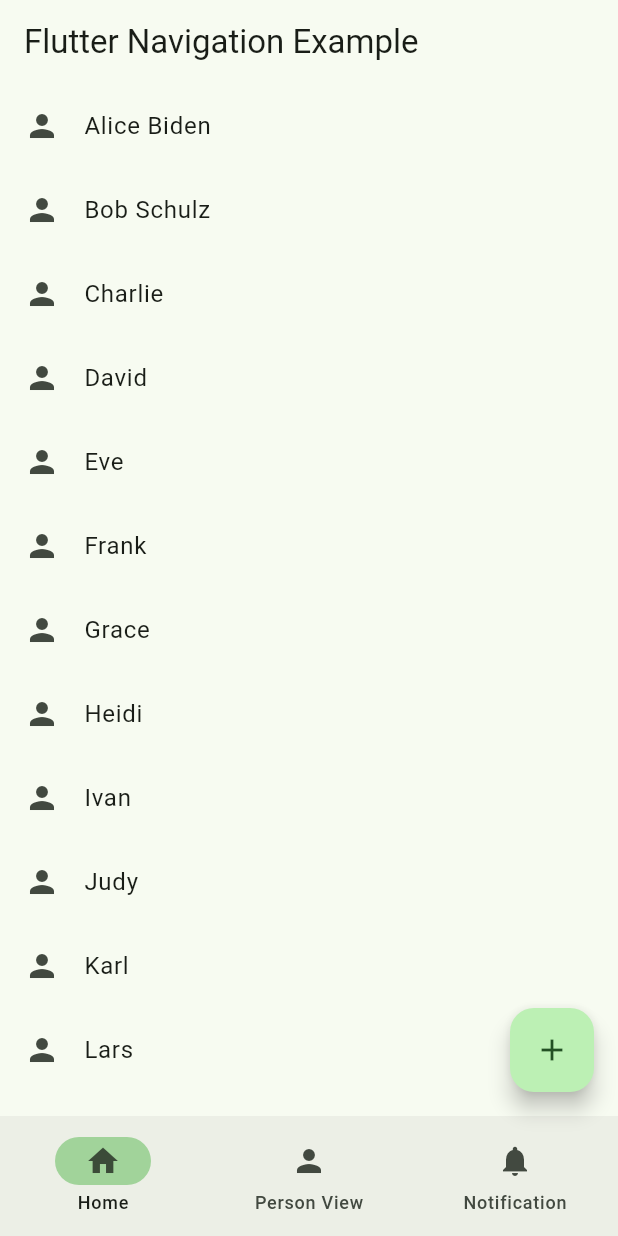
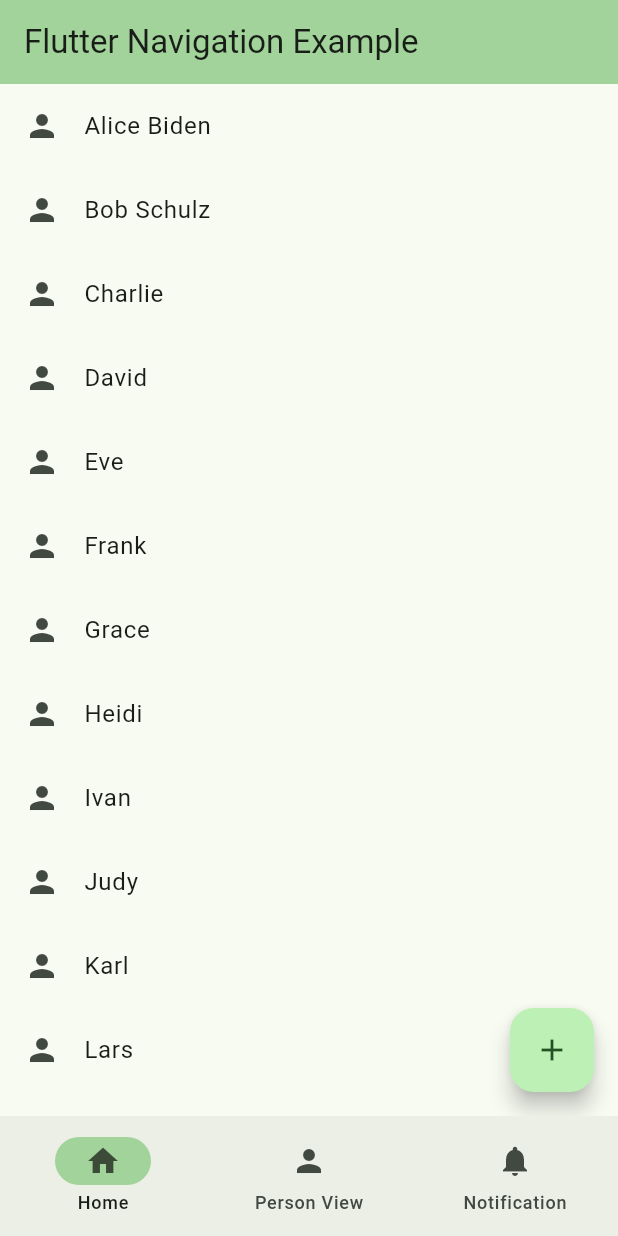
Before and after one commit to Driemtax/connect2, a Flutter app: the screen it shows after launch, on a phone screen of 412 x 824 dp. Run offline on Flutter 3.47's test engine with Material 3 defaults, Android fonts, the phone set to English and light mode, and no system bars.

Commit message:
feat(home_view): With contact list

```diff
--- a/lib/main.dart
+++ b/lib/main.dart
@@ -18,7 +18,7 @@ class MyApp extends StatelessWidget {
         useMaterial3: true,
       ),
       debugShowCheckedModeBanner: false,
-      home: const HomeView(),
+      home: const MyHomePage(),
     );
   }
 }
@@ -35,7 +35,7 @@ class _MyHomePageState extends State<MyHomePage> {
 
   // Hier definierst du die verschiedenen Views, die je nach ausgewähltem Index angezeigt werden sollen
   static const List<Widget> _widgetOptions = <Widget>[
-    Text('Home View'),
+    HomeContent(),
     PersonCardView(),  // Neue View, die in der Navigation Bar angezeigt werden soll
     Text('Notifications View'),
   ];
@@ -55,16 +55,6 @@ class _MyHomePageState extends State<MyHomePage> {
       ),
       body: Center(
         child: _widgetOptions.elementAt(_selectedIndex),  // Wählt die View basierend auf dem Index aus
-      ),
-      floatingActionButton: FloatingActionButton.large(
-        onPressed: () {
-          Navigator.push(
-            context,
-            MaterialPageRoute(builder: (context) => PersonCardView()),
-          );
-        },
-        tooltip: 'Increment',
-        child: const Icon(Icons.add),
       ),
       bottomNavigationBar: NavigationBar(
         selectedIndex: _selectedIndex,  // Der aktuell ausgewählte Index
--- a/lib/screens/home_view.dart
+++ b/lib/screens/home_view.dart
@@ -1,72 +1,9 @@
+import 'package:connect2/screens/person_card_view.dart';
 import 'package:flutter/material.dart';
-
-class HomeView extends StatefulWidget {
-  const HomeView({Key? key}) : super(key: key);
-
-  @override
-  State<HomeView> createState() => _HomeViewState();
-}
-
-class _HomeViewState extends State<HomeView> {
-  // Aktuell ausgewählter Index der Navigationsleiste
-  int _selectedIndex = 0;
-
-  // Liste von Widgets für jede Ansicht
-  final List<Widget> _pages = [
-    const HomeContent(),         // Home Seite
-    const PersonView(),          // Person View Seite
-    const NotificationView(),    // Notification Seite
-  ];
-
-  // Funktion, um den Index zu ändern
-  void _onItemTapped(int index) {
-    setState(() {
-      _selectedIndex = index;
-    });
-  }
-
-  @override
-  Widget build(BuildContext context) {
-    return Scaffold(
-      appBar: AppBar(
-        title: const Text('Flutter Navigation Example'),
-      ),
-      body: Center(
-        child: _pages[_selectedIndex],  // Zeige die ausgewählte Seite an
-      ),
-      bottomNavigationBar: NavigationBar(
-        selectedIndex: _selectedIndex,  // Der aktuell ausgewählte Index
-        onDestinationSelected: _onItemTapped,  // Ruft die Funktion auf, um den Index zu ändern
-        indicatorColor: Theme.of(context).colorScheme.inversePrimary,
-        destinations: const <Widget>[
-          NavigationDestination(
-            selectedIcon: Icon(Icons.home),
-            icon: Icon(Icons.home_outlined),
-            label: 'Home',
-          ),
-          NavigationDestination(
-            icon: Icon(Icons.person),
-            label: 'Person View',
-          ),
-          NavigationDestination(
-            icon: Icon(Icons.notifications),
-            label: 'Notification',
-          ),
-        ],
-      ),
-      floatingActionButton: FloatingActionButton(
-        onPressed: () {
-          // Aktion für den Floating Button
-        },
-        child: const Icon(Icons.add),
-      ),
-    );
-  }
-}
 
 // HomeContent Widget: Die scrollbare Liste
 class HomeContent extends StatelessWidget {
-  const HomeContent({Key? key}) : super(key: key);
+  const HomeContent({super.key});
 
   @override
   Widget build(BuildContext context) {
@@ -75,7 +12,18 @@ class HomeContent extends StatelessWidget {
       'Grace', 'Heidi', 'Ivan', 'Judy', 'Karl', 'Lars', 'Marta', 'Nicole'
     ];
 
-    return ListView.builder(
+    return Scaffold(
+      floatingActionButton: FloatingActionButton(
+        onPressed: () {
+          Navigator.push(
+            context,
+            MaterialPageRoute(builder: (context) => const PersonCardView()),
+          );
+        },
+        tooltip: 'Increment',
+        child: const Icon(Icons.add),
+      ),
+      body: ListView.builder(
         itemCount: names.length,
         itemBuilder: (context, index) {
           return ListTile(
@@ -83,30 +31,7 @@ class HomeContent extends StatelessWidget {
             title: Text(names[index]),
           );
         },
+      ),
     );
   }
 }
-
-// PersonView Widget: Placeholder für Person View
-class PersonView extends StatelessWidget {
-  const PersonView({Key? key}) : super(key: key);
-
-  @override
-  Widget build(BuildContext context) {
-    return const Center(
-      child: Text('Person View'),
-    );
-  }
-}
-
-// NotificationView Widget: Placeholder für Notification View
-class NotificationView extends StatelessWidget {
-  const NotificationView({Key? key}) : super(key: key);
-
-  @override
-  Widget build(BuildContext context) {
-    return const Center(
-      child: Text('Notification View'),
-    );
-  }
-}
```
Lines whose indentation alone changed are shown as unchanged.
